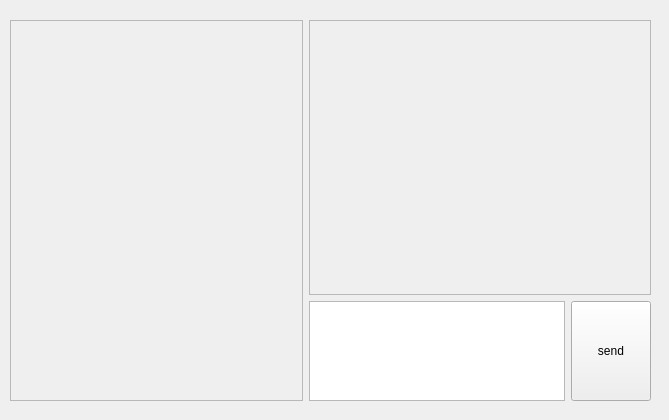
Above: ui/main.ui from Alitalia60/Chatter before the change. Below: the same form after it.
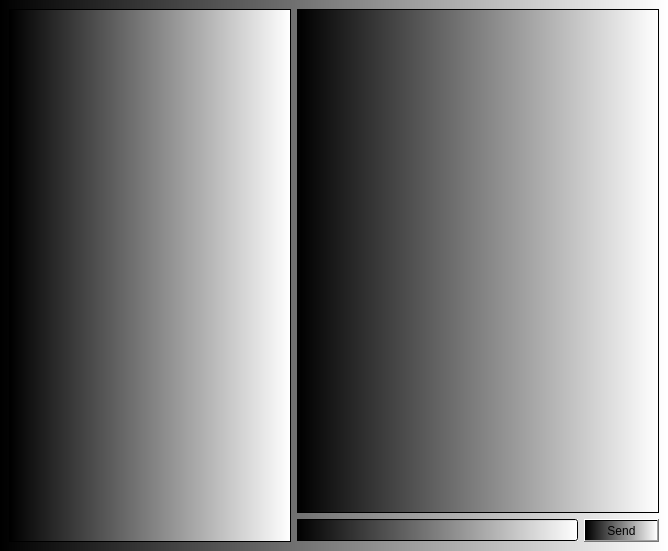
That is the form after the change.

```diff
--- a/ui/main.ui
+++ b/ui/main.ui
@@ -1,132 +1,76 @@
 <?xml version="1.0" encoding="UTF-8"?>
 <ui version="4.0">
-    <class>Form</class>
-    <widget class="QWidget" name="Form">
+ <class>MainWindow</class>
+ <widget class="QMainWindow" name="MainWindow">
         <property name="geometry">
             <rect>
                 <x>0</x>
                 <y>0</y>
-                <width>669</width>
-                <height>420</height>
+    <width>668</width>
+    <height>551</height>
             </rect>
         </property>
         <property name="windowTitle">
-            <string>Form</string>
-        </property>
-        <widget class="QWidget" name="layoutWidget">
-            <property name="geometry">
-                <rect>
-                    <x>10</x>
-                    <y>20</y>
-                    <width>641</width>
-                    <height>381</height>
-                </rect>
-            </property>
-            <layout class="QHBoxLayout" name="horizontalLayout_2">
-                <item>
-                    <layout class="QVBoxLayout" name="verticalLayout">
-                        <item>
-                            <widget class="QScrollArea" name="scrollArea_2">
+   <string>MainWindow</string>
+  </property>
+  <property name="styleSheet">
+   <string notr="true">background-color: qlineargradient(spread:pad, x1:0, y1:0, x2:1, y2:0, stop:0 rgba(0, 0, 0, 255), stop:1 rgba(255, 255, 255, 255));</string>
+  </property>
+  <widget class="QWidget" name="centralwidget">
+   <layout class="QGridLayout" name="gridLayout">
+    <item row="0" column="1" colspan="2">
+     <widget class="QScrollArea" name="scrollArea">
                                 <property name="widgetResizable">
                                     <bool>true</bool>
                                 </property>
-                                <widget class="QWidget" name="scrollAreaWidgetContents_2">
+      <widget class="QWidget" name="sa_messages">
                                     <property name="geometry">
                                         <rect>
                                             <x>0</x>
                                             <y>0</y>
-                                            <width>283</width>
-                                            <height>375</height>
-                                        </rect>
-                                    </property>
-                                </widget>
-                            </widget>
-                        </item>
-                    </layout>
-                </item>
-                <item>
-                    <layout class="QVBoxLayout" name="verticalLayout_3">
-                        <item>
-                            <layout class="QVBoxLayout" name="verticalLayout_2">
-                                <item>
-                                    <widget class="QScrollArea" name="sa_message_list">
-                                        <property name="widgetResizable">
-                                            <bool>true</bool>
-                                        </property>
-                                        <property name="alignment">
-                                            <set>Qt::AlignBottom|Qt::AlignLeading|Qt::AlignLeft</set>
-                                        </property>
-                                        <widget class="QWidget" name="sa_message_list_content">
-                                            <property name="geometry">
-                                                <rect>
-                                                    <x>0</x>
-                                                    <y>0</y>
-                                                    <width>340</width>
-                                                    <height>265</height>
-                                                </rect>
-                                            </property>
-                                            <widget class="QWidget" name="verticalLayoutWidget">
-                                                <property name="geometry">
-                                                    <rect>
-                                                        <x>9</x>
-                                                        <y>9</y>
-                                                        <width>321</width>
-                                                        <height>251</height>
-                                                    </rect>
-                                                </property>
+         <width>360</width>
+         <height>481</height>
+        </rect>
+       </property>
+       <layout class="QGridLayout" name="gridLayout_2">
+        <item row="0" column="0">
                                                 <layout class="QVBoxLayout" name="vl_message_list"/>
-                                            </widget>
-                                        </widget>
-                                    </widget>
-                                </item>
-                            </layout>
-                        </item>
-                        <item>
-                            <layout class="QHBoxLayout" name="horizontalLayout">
-                                <item>
-                                    <widget class="QTextEdit" name="te_message">
-                                        <property name="sizePolicy">
-                                            <sizepolicy hsizetype="Preferred" vsizetype="Preferred">
-                                                <horstretch>0</horstretch>
-                                                <verstretch>0</verstretch>
-                                            </sizepolicy>
-                                        </property>
-                                        <property name="minimumSize">
-                                            <size>
-                                                <width>0</width>
-                                                <height>25</height>
-                                            </size>
-                                        </property>
-                                        <property name="maximumSize">
-                                            <size>
-                                                <width>16777215</width>
-                                                <height>100</height>
-                                            </size>
-                                        </property>
-                                        <property name="baseSize">
-                                            <size>
-                                                <width>0</width>
-                                                <height>30</height>
-                                            </size>
-                                        </property>
-                                    </widget>
-                                </item>
-                                <item>
+        </item>
+       </layout>
+      </widget>
+     </widget>
+    </item>
+    <item row="1" column="1">
+     <widget class="QLineEdit" name="te_message"/>
+    </item>
+    <item row="1" column="2">
                                     <widget class="QPushButton" name="btn_send">
-                                        <property name="sizePolicy">
-                                            <sizepolicy hsizetype="Minimum" vsizetype="Minimum">
-                                                <horstretch>0</horstretch>
-                                                <verstretch>0</verstretch>
-                                            </sizepolicy>
-                                        </property>
                                         <property name="text">
-                                            <string>send</string>
+       <string>Send</string>
                                         </property>
                                     </widget>
                                 </item>
-                            </layout>
-                        </item>
-                    </layout>
+    <item row="0" column="0" rowspan="2">
+     <widget class="QScrollArea" name="scrollArea_2">
+      <property name="widgetResizable">
+       <bool>true</bool>
+      </property>
+      <widget class="QWidget" name="widget">
+       <property name="geometry">
+        <rect>
+         <x>0</x>
+         <y>0</y>
+         <width>280</width>
+         <height>510</height>
+        </rect>
+       </property>
+       <layout class="QGridLayout" name="gridLayout_3">
+        <item row="0" column="0">
+         <layout class="QVBoxLayout" name="verticalLayout_2"/>
+        </item>
+       </layout>
+      </widget>
+     </widget>
                 </item>
             </layout>
         </widget>
```
Left out of the diff: 10 changed lines with no effect on the pictures. Lines whose indentation alone changed are shown as unchanged.
